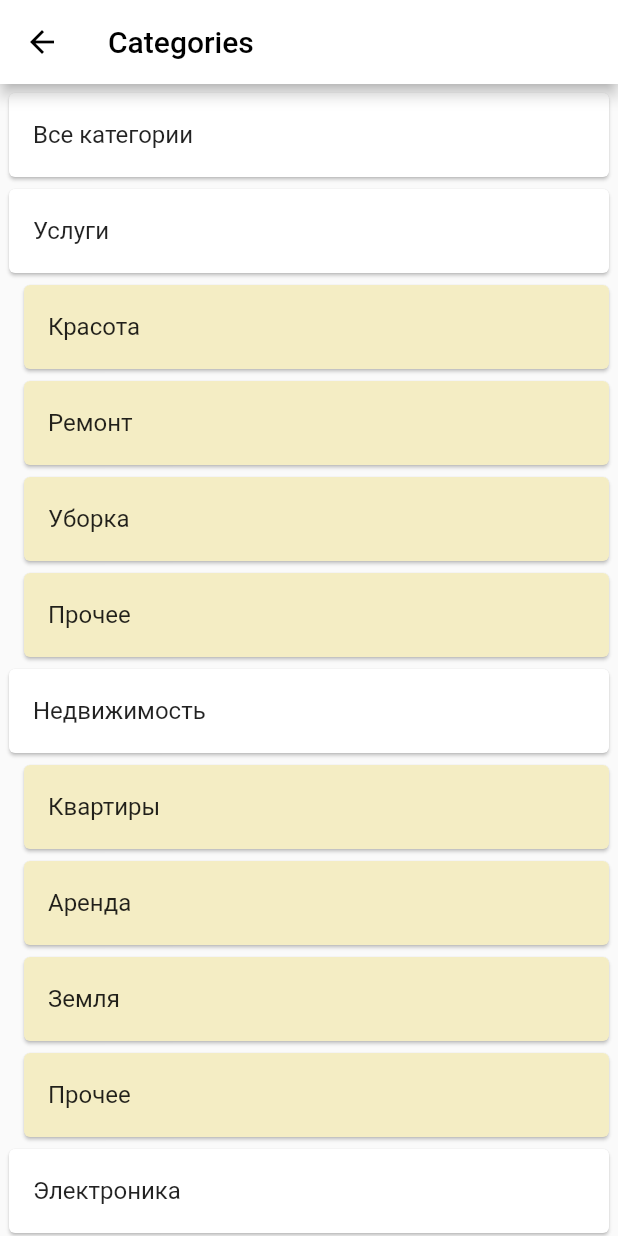
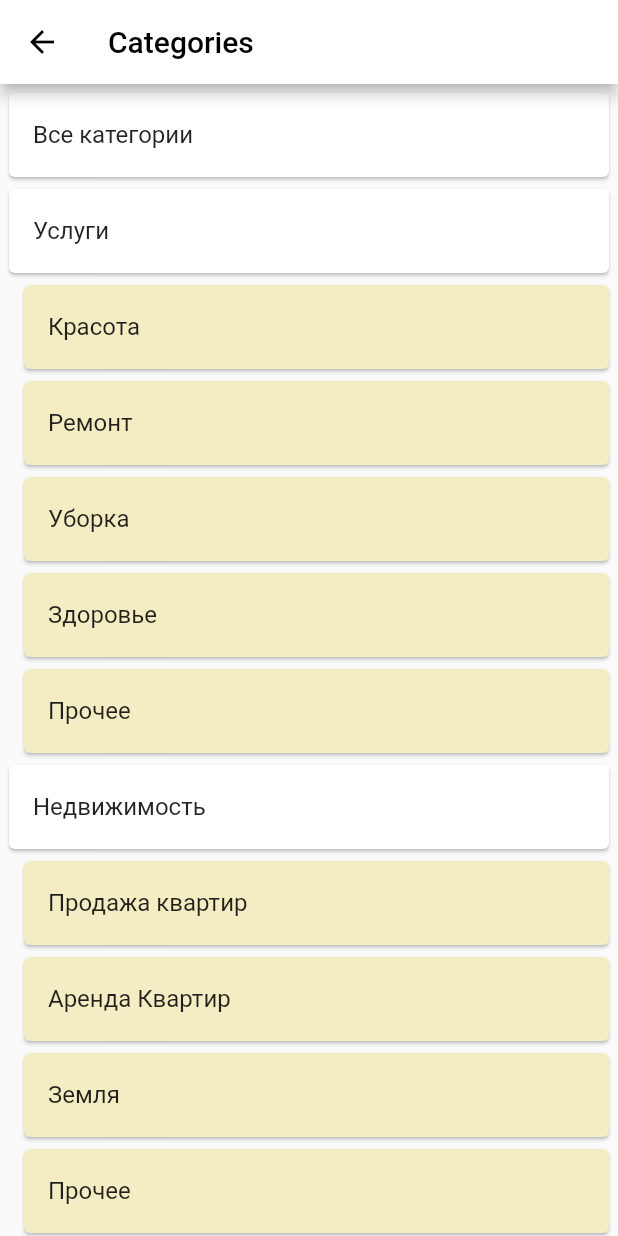
Before and after one commit to Qva3ar/shkaf, a Flutter app: the CategoryList screen opened directly, on a phone screen of 412 x 824 dp. Run offline on Flutter 3.47's test engine with Material 2 defaults, Android fonts, the phone set to English and light mode, and no system bars; our stand-ins replace bloc, carousel_slider, cloud_firestore, equatable, firebase_auth, firebase_core and 9 more; missing offline and left inert: just_the_tooltip, shkaf; accounts and stored records are empty; generated files the repository leaves out were written again; network calls fail.

Commit message:
infinite scrolling, new categories,

```diff
--- a/lib/views/categories/category_list.dart
+++ b/lib/views/categories/category_list.dart
@@ -4,9 +4,9 @@ import 'dart:developer';
 import 'package:flutter/material.dart';
 import 'package:flutter/src/foundation/key.dart';
 import 'package:flutter/src/widgets/framework.dart';
-import 'package:mynotes/constants/routes.dart';
 
 import 'package:flutter/material.dart';
+import 'package:shkaf/constants/routes.dart';
 
 final CATEGORIES = [
   {"id": 0, "name": "Все категории", "sub_categories": []},
@@ -27,6 +27,10 @@ final CATEGORIES = [
         "name": "Уборка",
       },
       {
+        "id": 29,
+        "name": "Здоровье",
+      },
+      {
         "id": 6,
         "name": "Прочее",
       },
@@ -38,11 +42,11 @@ final CATEGORIES = [
     "sub_categories": [
       {
         "id": 8,
-        "name": "Квартиры",
+        "name": "Продажа квартир",
       },
       {
         "id": 9,
-        "name": "Аренда",
+        "name": "Аренда Квартир",
       },
       {
         "id": 10,
@@ -123,7 +127,29 @@ final CATEGORIES = [
         "name": "Продажа",
       },
       {
+        "id": 30,
+        "name": "Ремонт",
+      },
+      {
         "id": 28,
+        "name": "Прочее",
+      },
+    ]
+  },
+  {
+    "id": 31,
+    "name": "Дом",
+    "sub_categories": [
+      {
+        "id": 32,
+        "name": "Мебель",
+      },
+      {
+        "id": 33,
+        "name": "Бытовая техника",
+      },
+      {
+        "id": 34,
         "name": "Прочее",
       },
     ]
--- a/lib/views/notes/notes_list_view.dart
+++ b/lib/views/notes/notes_list_view.dart
@@ -45,7 +45,7 @@ class _NotesListViewState extends State<NotesListView> {
     if (controller.offset >= controller.position.maxScrollExtent &&
         !controller.position.outOfRange) {
       print("at the end of list");
-      _notesService.allNotesNext();
+      _notesService.allNotes(true);
     }
   }
 
```
Also changed, not shown: lib/services/cloud/firebase_cloud_storage.dart (+25 -19 lines), lib/views/notes/notes_all.dart (+18 -16 lines), lib/views/notes/update_note_view.dart (+4 -4 lines), 3 other files.
